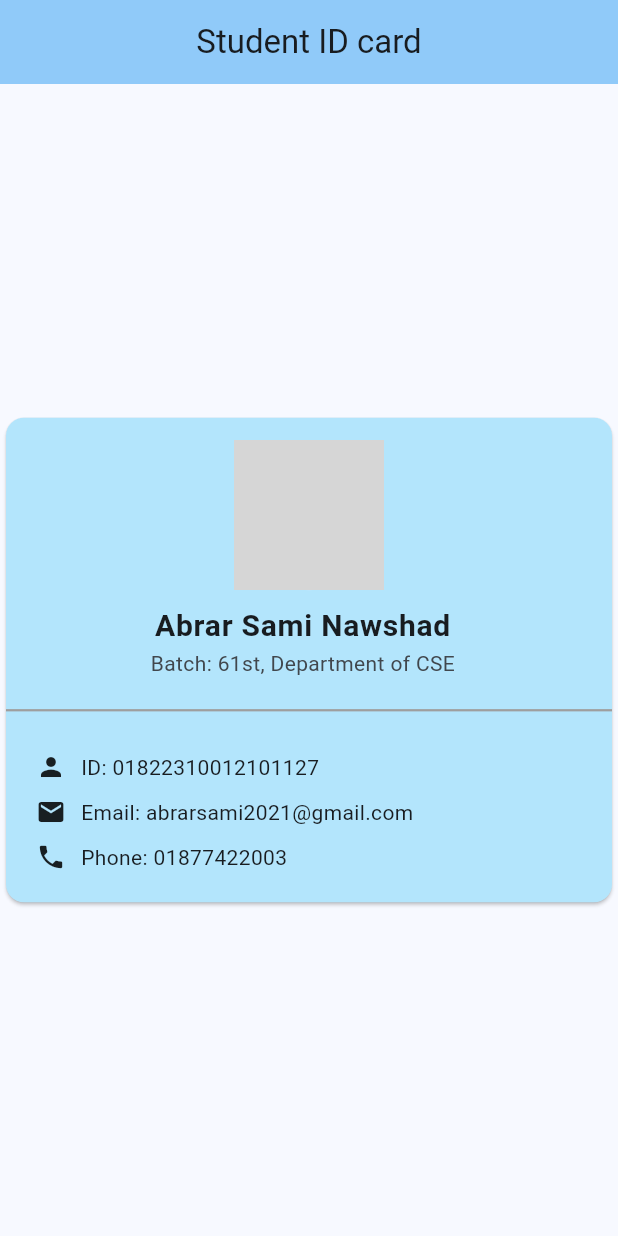
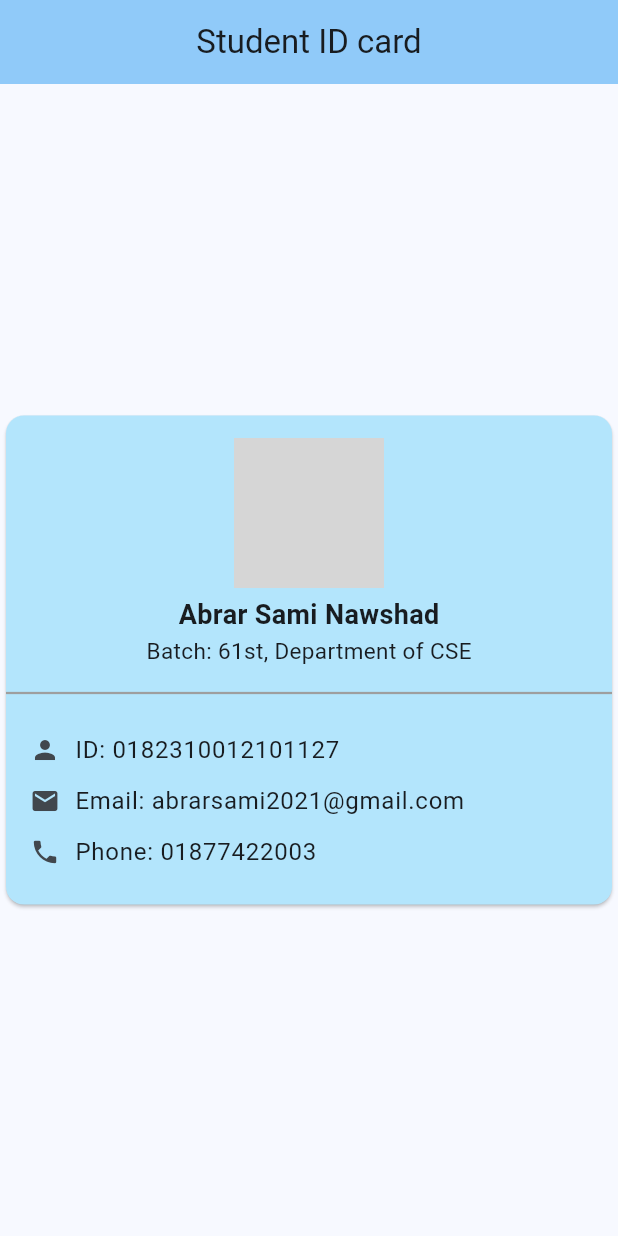
Before and after one commit to nawshad85/127_FA_8, a Flutter app: the screen it shows after launch, on a phone screen of 412 x 824 dp. Run offline on Flutter 3.47's test engine with Material 3 defaults, Android fonts, the phone set to English and light mode, and no system bars; network calls fail; grey boxes are pictures that could not be loaded.

Commit message:
move id, email, phone to ListTile

```diff
--- a/lib/main.dart
+++ b/lib/main.dart
@@ -45,27 +45,31 @@ class HomePage extends StatelessWidget {
                       radius: 50,
                     )
                   ),
+                  SizedBox(height: 5),
+                  Text("Abrar Sami Nawshad", style: TextStyle(
+                    fontWeight: FontWeight.bold,
+                    fontSize: 18,
+                  )),
+                  Text("Batch: 61st, Department of CSE", style: TextStyle(
+                    fontSize: 15,
+                  ),),
+                  SizedBox(height: 10),
+                  Divider(thickness: 1.5, color: Colors.grey),
+                  SizedBox(height: 10),
                   ListTile(
-                    title: Text("Abrar Sami Nawshad", textAlign: TextAlign.center, style: TextStyle(
-                      fontWeight: FontWeight.bold,
-                      fontSize: 20
-                    ),),
-                    subtitle: Text("Batch: 61st, Department of CSE", textAlign: TextAlign.center)
-                  ),
-                  Divider(thickness: 1.5, color: Colors.grey),
-                  SizedBox(height: 20),
+                    title: Center(
+                      child: Column(
+                        children: [
                           Row(
                             children: [
-                      SizedBox(width: 20),
                               Icon(Icons.person, size: 20),
                               SizedBox(width: 10),
-                      Text("ID: 01822310012101127")
+                              Text("ID: 0182310012101127")
                             ],
                           ),
                           SizedBox(height: 10),
                           Row(
                             children: [
-                      SizedBox(width: 20),
                               Icon(Icons.email, size: 20),
                               SizedBox(width: 10),
                               Text("Email: abrarsami2021@gmail.com")
@@ -74,13 +78,16 @@ class HomePage extends StatelessWidget {
                           SizedBox(height: 10),
                           Row(
                             children: [
-                      SizedBox(width: 20),
                               Icon(Icons.phone, size: 20),
                               SizedBox(width: 10),
                               Text("Phone: 01877422003")
                             ],
                           ),
-                  SizedBox(height: 20)
+                          SizedBox(height: 15),
+                        ],
+                      ),
+                    ),
+                  )
                 ],
               ),
             ),
```
Lines whose indentation alone changed are shown as unchanged.
